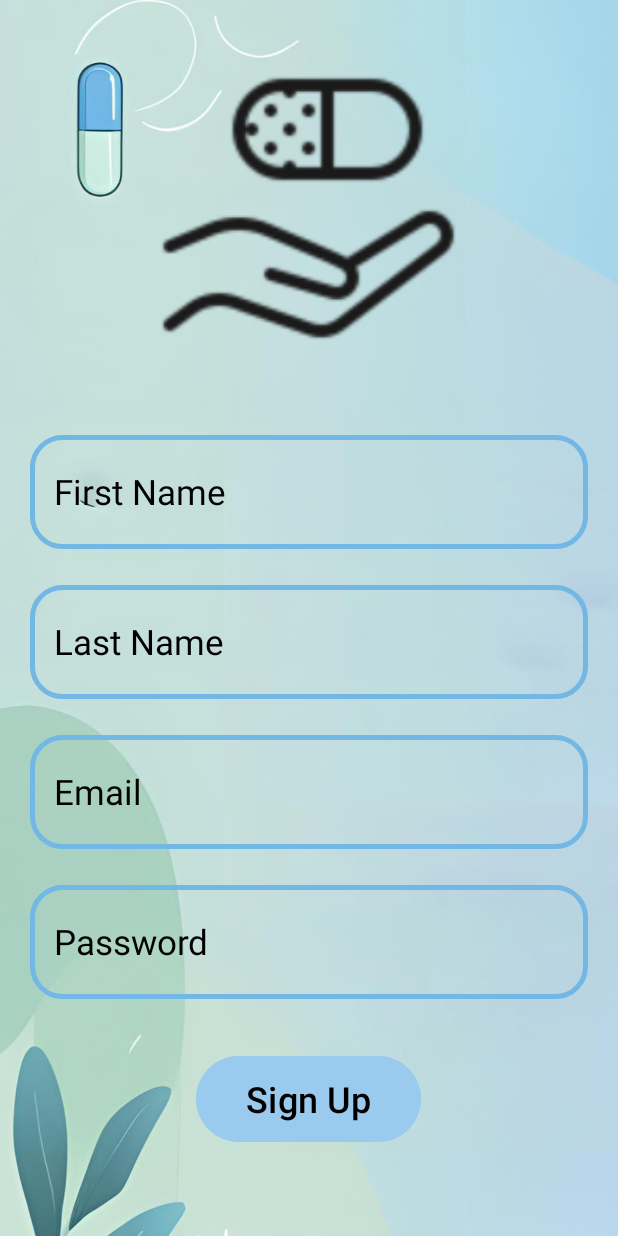
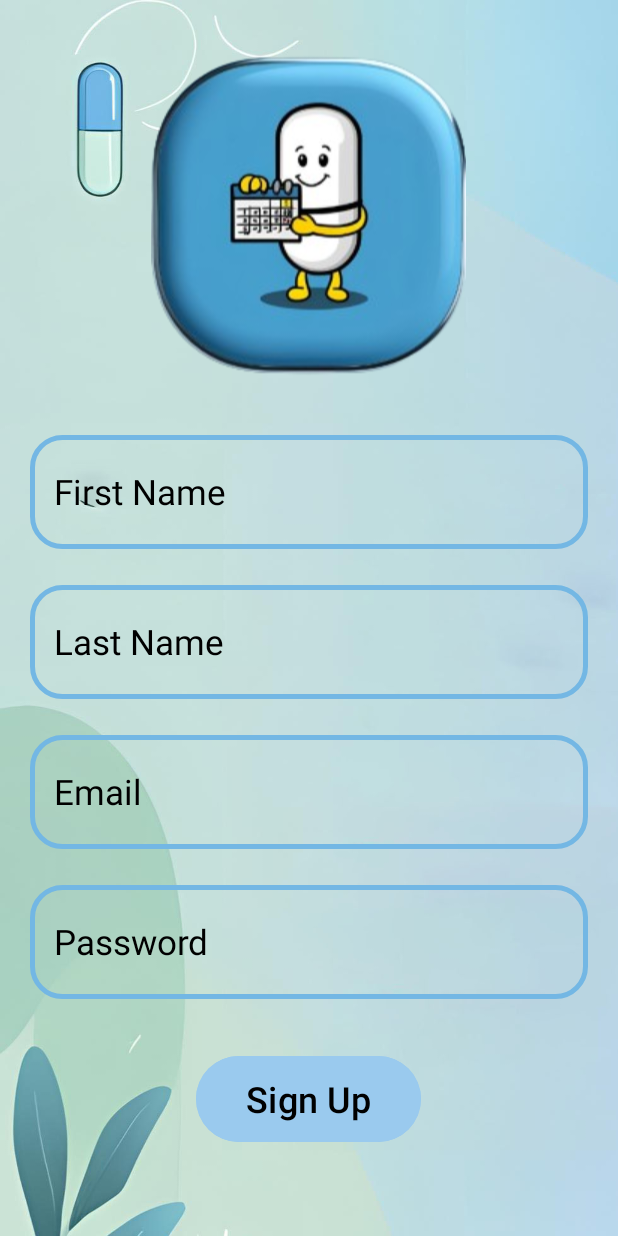
Before and after one commit to la9lou9/android, an Android app: the signup screen opened directly, with no data from a screen before it, on a phone screen of 412 x 824 dp. Run offline under Robolectric (Android 15) with nearby library versions, the phone set to English and light mode, and no system bars.

Commit message:
sign_up mod

```diff
--- a/app/src/main/res/layout/activity_signup.xml
+++ b/app/src/main/res/layout/activity_signup.xml
@@ -23,8 +23,8 @@
         android:layout_width="210dp"
         android:layout_height="237dp"
         android:layout_alignParentTop="true"
-        android:layout_marginTop="18dp"
-        android:src="@drawable/handpill"
+        android:layout_marginTop="25dp"
+        android:src="@drawable/mr_harboucha"
         android:layout_centerHorizontal="true"
         />
 
```
Also changed, not shown: app/src/main/res/drawable/mr_harboucha.png (added), 1 other file.
